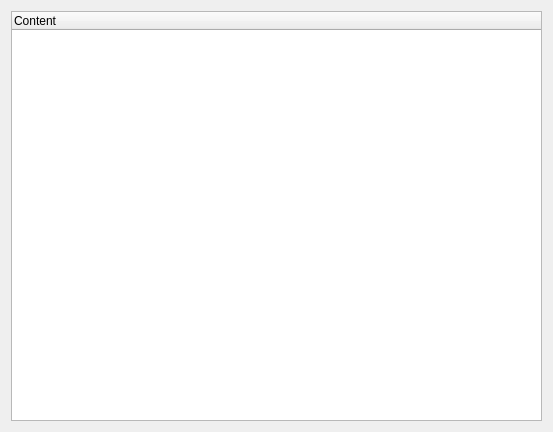
Before: the Qt Designer form Velocity/devicecontentviewer.ui in hetelek/Velocity, drawn with Qt 5.
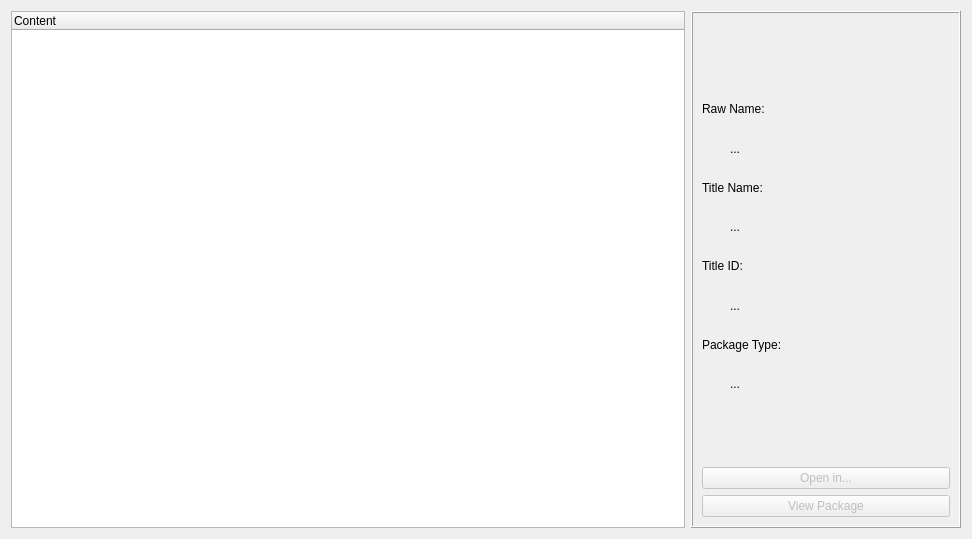
After: the same form once the commit is applied. Icons and pictures are not drawn.

Commit message: Added file information on the side

The edit to the form file:
```diff
--- a/Velocity/devicecontentviewer.ui
+++ b/Velocity/devicecontentviewer.ui
@@ -6,8 +6,8 @@
    <rect>
     <x>0</x>
     <y>0</y>
-    <width>553</width>
-    <height>432</height>
+    <width>972</width>
+    <height>539</height>
    </rect>
   </property>
   <property name="minimumSize">
@@ -23,27 +23,335 @@
    <iconset resource="Resources.qrc">
     <normaloff>:/Images/Leaner.png</normaloff>:/Images/Leaner.png</iconset>
   </property>
-  <layout class="QVBoxLayout" name="verticalLayout">
+  <layout class="QHBoxLayout" name="horizontalLayout_2">
    <item>
-    <widget class="QTreeWidget" name="treeWidget">
-     <property name="selectionMode">
-      <enum>QAbstractItemView::ExtendedSelection</enum>
-     </property>
-     <property name="iconSize">
-      <size>
-       <width>32</width>
-       <height>32</height>
-      </size>
-     </property>
-     <property name="indentation">
-      <number>30</number>
-     </property>
-     <column>
-      <property name="text">
-       <string>Content</string>
-      </property>
-     </column>
-    </widget>
+    <layout class="QHBoxLayout" name="horizontalLayout" stretch="5,2">
+     <item>
+      <widget class="QTreeWidget" name="treeWidget">
+       <property name="selectionMode">
+        <enum>QAbstractItemView::ExtendedSelection</enum>
+       </property>
+       <property name="iconSize">
+        <size>
+         <width>32</width>
+         <height>32</height>
+        </size>
+       </property>
+       <property name="indentation">
+        <number>30</number>
+       </property>
+       <column>
+        <property name="text">
+         <string>Content</string>
+        </property>
+       </column>
+      </widget>
+     </item>
+     <item>
+      <widget class="QFrame" name="frame">
+       <property name="frameShape">
+        <enum>QFrame::Box</enum>
+       </property>
+       <property name="frameShadow">
+        <enum>QFrame::Raised</enum>
+       </property>
+       <layout class="QVBoxLayout" name="verticalLayout_8">
+        <item>
+         <layout class="QVBoxLayout" name="verticalLayout_7" stretch="2,5,1,0">
+          <item>
+           <layout class="QHBoxLayout" name="horizontalLayout_3" stretch="0,0,0,0,0">
+            <item>
+             <spacer name="horizontalSpacer_6">
+              <property name="orientation">
+               <enum>Qt::Horizontal</enum>
+              </property>
+              <property name="sizeHint" stdset="0">
+               <size>
+                <width>40</width>
+                <height>20</height>
+               </size>
+              </property>
+             </spacer>
+            </item>
+            <item>
+             <widget class="QLabel" name="imgTumbnail">
+              <property name="minimumSize">
+               <size>
+                <width>64</width>
+                <height>64</height>
+               </size>
+              </property>
+              <property name="maximumSize">
+               <size>
+                <width>64</width>
+                <height>64</height>
+               </size>
+              </property>
+              <property name="frameShape">
+               <enum>QFrame::NoFrame</enum>
+              </property>
+              <property name="text">
+               <string/>
+              </property>
+             </widget>
+            </item>
+            <item>
+             <spacer name="horizontalSpacer">
+              <property name="orientation">
+               <enum>Qt::Horizontal</enum>
+              </property>
+              <property name="sizeHint" stdset="0">
+               <size>
+                <width>40</width>
+                <height>20</height>
+               </size>
+              </property>
+             </spacer>
+            </item>
+            <item>
+             <widget class="QLabel" name="imgTitleThumbnail">
+              <property name="minimumSize">
+               <size>
+                <width>64</width>
+                <height>64</height>
+               </size>
+              </property>
+              <property name="maximumSize">
+               <size>
+                <width>64</width>
+                <height>64</height>
+               </size>
+              </property>
+              <property name="frameShape">
+               <enum>QFrame::NoFrame</enum>
+              </property>
+              <property name="text">
+               <string/>
+              </property>
+             </widget>
+            </item>
+            <item>
+             <spacer name="horizontalSpacer_7">
+              <property name="orientation">
+               <enum>Qt::Horizontal</enum>
+              </property>
+              <property name="sizeHint" stdset="0">
+               <size>
+                <width>40</width>
+                <height>20</height>
+               </size>
+              </property>
+             </spacer>
+            </item>
+           </layout>
+          </item>
+          <item>
+           <layout class="QVBoxLayout" name="verticalLayout_6">
+            <item>
+             <layout class="QVBoxLayout" name="verticalLayout">
+              <item>
+               <widget class="QLabel" name="label">
+                <property name="text">
+                 <string>Raw Name:</string>
+                </property>
+               </widget>
+              </item>
+              <item>
+               <layout class="QHBoxLayout" name="horizontalLayout_4" stretch="1,8">
+                <item>
+                 <spacer name="horizontalSpacer_2">
+                  <property name="orientation">
+                   <enum>Qt::Horizontal</enum>
+                  </property>
+                  <property name="sizeHint" stdset="0">
+                   <size>
+                    <width>40</width>
+                    <height>20</height>
+                   </size>
+                  </property>
+                 </spacer>
+                </item>
+                <item>
+                 <widget class="QLabel" name="lblRawName">
+                  <property name="sizePolicy">
+                   <sizepolicy hsizetype="Preferred" vsizetype="Preferred">
+                    <horstretch>0</horstretch>
+                    <verstretch>0</verstretch>
+                   </sizepolicy>
+                  </property>
+                  <property name="text">
+                   <string>...</string>
+                  </property>
+                  <property name="scaledContents">
+                   <bool>false</bool>
+                  </property>
+                  <property name="wordWrap">
+                   <bool>true</bool>
+                  </property>
+                 </widget>
+                </item>
+               </layout>
+              </item>
+             </layout>
+            </item>
+            <item>
+             <layout class="QVBoxLayout" name="verticalLayout_2">
+              <item>
+               <widget class="QLabel" name="label_2">
+                <property name="text">
+                 <string>Title Name:</string>
+                </property>
+               </widget>
+              </item>
+              <item>
+               <layout class="QHBoxLayout" name="horizontalLayout_5" stretch="1,8">
+                <item>
+                 <spacer name="horizontalSpacer_3">
+                  <property name="orientation">
+                   <enum>Qt::Horizontal</enum>
+                  </property>
+                  <property name="sizeHint" stdset="0">
+                   <size>
+                    <width>40</width>
+                    <height>20</height>
+                   </size>
+                  </property>
+                 </spacer>
+                </item>
+                <item>
+                 <widget class="QLabel" name="lblTitleName">
+                  <property name="text">
+                   <string>...</string>
+                  </property>
+                 </widget>
+                </item>
+               </layout>
+              </item>
+             </layout>
+            </item>
+            <item>
+             <layout class="QVBoxLayout" name="verticalLayout_3">
+              <item>
+               <widget class="QLabel" name="label_3">
+                <property name="text">
+                 <string>Title ID:</string>
+                </property>
+               </widget>
+              </item>
+              <item>
+               <layout class="QHBoxLayout" name="horizontalLayout_6" stretch="1,8">
+                <item>
+                 <spacer name="horizontalSpacer_4">
+                  <property name="orientation">
+                   <enum>Qt::Horizontal</enum>
+                  </property>
+                  <property name="sizeHint" stdset="0">
+                   <size>
+                    <width>40</width>
+                    <height>20</height>
+                   </size>
+                  </property>
+                 </spacer>
+                </item>
+                <item>
+                 <widget class="QLabel" name="lblTitleID">
+                  <property name="text">
+                   <string>...</string>
+                  </property>
+                 </widget>
+                </item>
+               </layout>
+              </item>
+             </layout>
+            </item>
+            <item>
+             <layout class="QVBoxLayout" name="verticalLayout_5">
+              <item>
+               <widget class="QLabel" name="label_4">
+                <property name="text">
+                 <string>Package Type:</string>
+                </property>
+               </widget>
+              </item>
+              <item>
+               <layout class="QHBoxLayout" name="horizontalLayout_7" stretch="1,8">
+                <item>
+                 <spacer name="horizontalSpacer_5">
+                  <property name="orientation">
+                   <enum>Qt::Horizontal</enum>
+                  </property>
+                  <property name="sizeHint" stdset="0">
+                   <size>
+                    <width>40</width>
+                    <height>20</height>
+                   </size>
+                  </property>
+                 </spacer>
+                </item>
+                <item>
+                 <widget class="QLabel" name="lblPackageType">
+                  <property name="text">
+                   <string>...</string>
+                  </property>
+                 </widget>
+                </item>
+               </layout>
+              </item>
+             </layout>
+            </item>
+           </layout>
+          </item>
+          <item>
+           <spacer name="verticalSpacer">
+            <property name="orientation">
+             <enum>Qt::Vertical</enum>
+            </property>
+            <property name="sizeHint" stdset="0">
+             <size>
+              <width>20</width>
+              <height>40</height>
+             </size>
+            </property>
+           </spacer>
+          </item>
+          <item>
+           <layout class="QVBoxLayout" name="verticalLayout_4">
+            <item>
+             <widget class="QPushButton" name="btnOpenIn">
+              <property name="enabled">
+               <bool>false</bool>
+              </property>
+              <property name="text">
+               <string>Open in...</string>
+              </property>
+              <property name="icon">
+               <iconset resource="Resources.qrc">
+                <normaloff>:/Images/open.png</normaloff>:/Images/open.png</iconset>
+              </property>
+             </widget>
+            </item>
+            <item>
+             <widget class="QPushButton" name="btnViewPackage">
+              <property name="enabled">
+               <bool>false</bool>
+              </property>
+              <property name="text">
+               <string>View Package</string>
+              </property>
+              <property name="icon">
+               <iconset resource="Resources.qrc">
+                <normaloff>:/Images/packageIcon.png</normaloff>:/Images/packageIcon.png</iconset>
+              </property>
+             </widget>
+            </item>
+           </layout>
+          </item>
+         </layout>
+        </item>
+       </layout>
+      </widget>
+     </item>
+    </layout>
    </item>
   </layout>
  </widget>
```
The commit also changes 2 other files.
